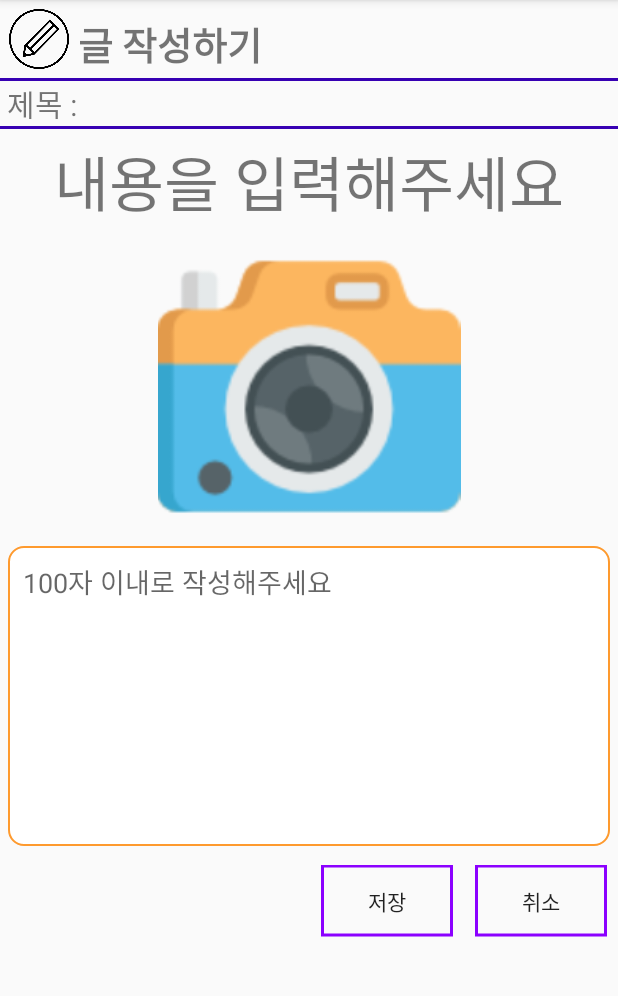
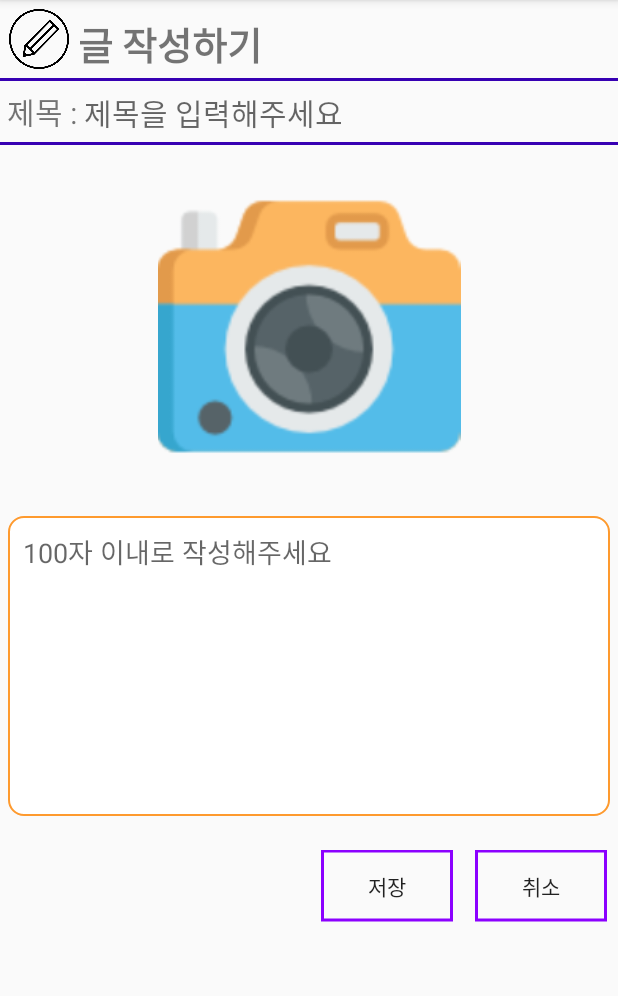
Before and after one commit to Ssook/Hoxy_front, an Android app: the CommentWriteActivity screen opened directly, with no data from a screen before it, on a phone screen of 412 x 824 dp, the part 84-1080 px from its top. Run offline under Robolectric (Android 15) with nearby library versions, the phone set to English and light mode, and no system bars.

```diff
--- a/app/src/main/java/org/techtown/hoxy/CommentWriteActivity.java
+++ b/app/src/main/java/org/techtown/hoxy/CommentWriteActivity.java
@@ -21,12 +21,15 @@ public class CommentWriteActivity extends AppCompatActivity {
     final static int TAKE_PICTURE = 1;
     ImageView picture;
     EditText contentsInput;
+    EditText commentTitle;
     @Override
     protected void onCreate(Bundle savedInstanceState) {
         super.onCreate(savedInstanceState);
         setContentView(R.layout.activity_comment_write);
 
         contentsInput = (EditText) findViewById(R.id.contentsInput);
+
+        commentTitle = (EditText) findViewById(R.id.commentTitle);
 
         Button saveButton = (Button) findViewById(R.id.saveButton);
         Button cancelButton = (Button) findViewById(R.id.cancelButton);
@@ -81,9 +84,10 @@ public class CommentWriteActivity extends AppCompatActivity {
     //모든 리스트뷰에 데이터 돌려보내기
     protected void returnToMain(){
         String contents = contentsInput.getText().toString();
-
+        String title = commentTitle.getText().toString();
         Intent intent = new Intent();
 
+        intent.putExtra("title",title);
         intent.putExtra("contents",contents);
 
         setResult(RESULT_OK,intent);
--- a/app/src/main/res/layout/activity_comment_detail.xml
+++ b/app/src/main/res/layout/activity_comment_detail.xml
@@ -111,6 +111,7 @@
         android:layout_marginRight="3dp">
 
         <EditText
+            android:id="@+id/othersComment"
             android:layout_width="match_parent"
             android:layout_height="30dp"
             android:layout_marginLeft="15dp"
@@ -122,6 +123,7 @@
             android:textCursorDrawable="@android:color/holo_red_dark" />
 
         <ImageButton
+            android:id="@+id/writeButton"
             android:layout_width="80dp"
             android:layout_height="30dp"
             android:layout_marginTop="10dp"
--- a/app/src/main/res/layout/activity_comment_write.xml
+++ b/app/src/main/res/layout/activity_comment_write.xml
@@ -36,16 +36,21 @@
     <LinearLayout
         android:layout_width="match_parent"
         android:layout_height="wrap_content"
-        android:orientation="horizontal">
+        android:orientation="horizontal"
+        android:layout_marginTop="5dp"
+        android:layout_marginBottom="5dp">
         <TextView
             android:layout_width="wrap_content"
             android:layout_height="wrap_content"
             android:text=" 제목 : "
             android:textSize="20dp"/>
-        <TextView
+        <EditText
+            android:id="@+id/commentTitle"
             android:layout_width="match_parent"
             android:layout_height="wrap_content"
             android:textSize="20dp"
+            android:hint="제목을 입력해주세요"
+            android:background="@null"
             />
     </LinearLayout>
     <View
@@ -53,14 +58,6 @@
         android:layout_height="2dp"
         android:layout_centerInParent="true"
         android:background="@color/colorPrimaryDark"/>
-
-    <TextView
-        android:layout_width="wrap_content"
-        android:layout_height="wrap_content"
-        android:layout_gravity="center_horizontal"
-        android:layout_margin="5dp"
-        android:text="내용을 입력해주세요"
-        android:textSize="40dp" />
 
     <LinearLayout
         android:layout_width="match_parent"
@@ -71,7 +68,12 @@
             android:id="@+id/pictureView"
             android:layout_width="match_parent"
             android:layout_height="202dp"
+            android:layout_marginTop="20dp"
+            android:layout_marginBottom="20dp"
+            android:layout_marginLeft="20dp"
+            android:layout_marginRight="20dp"
             android:src="@drawable/camera_color" />
+
     </LinearLayout>
 
     <EditText
@@ -90,7 +92,8 @@
     <LinearLayout
         android:layout_width="match_parent"
         android:layout_height="wrap_content"
-        android:orientation="horizontal">
+        android:orientation="horizontal"
+        android:layout_marginTop="10dp">
 
         <View
             android:layout_width="0dp"
```
Also changed, not shown: app/src/main/java/org/techtown/hoxy/CommentAllViewFragment.java (+4 -4 lines), app/src/main/java/org/techtown/hoxy/CommentDetailActivity.java (+79 -3 lines).
